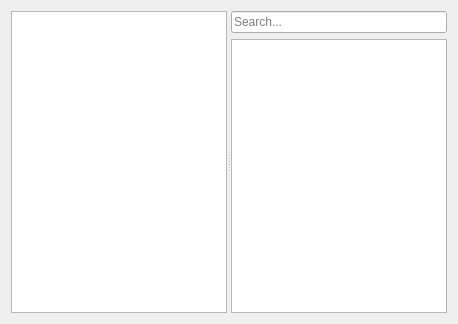
The window that game-specific/Shattered Memories/ScriptEditor/ui/CentralWidget.ui (mbystryantsev/consolgames-tools) describes before a commit, drawn with Qt 5.
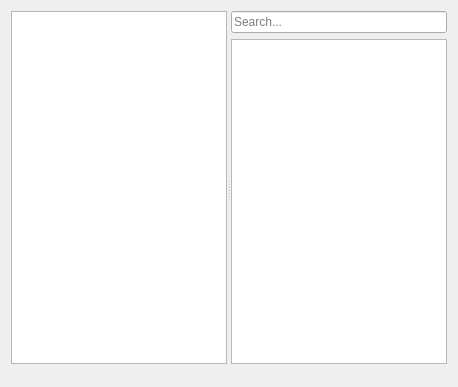
The same window after the commit.

The edit to the form file:
```diff
--- a/game-specific/Shattered Memories/ScriptEditor/ui/CentralWidget.ui
+++ b/game-specific/Shattered Memories/ScriptEditor/ui/CentralWidget.ui
@@ -7,13 +7,19 @@
     <x>0</x>
     <y>0</y>
     <width>458</width>
-    <height>324</height>
+    <height>387</height>
    </rect>
   </property>
   <property name="windowTitle">
    <string>Form</string>
   </property>
-  <layout class="QHBoxLayout" name="horizontalLayout">
+  <layout class="QVBoxLayout" name="verticalLayout_2" stretch="1,0">
+   <property name="spacing">
+    <number>3</number>
+   </property>
+   <property name="bottomMargin">
+    <number>6</number>
+   </property>
    <item>
     <widget class="QSplitter" name="splitter">
      <property name="orientation">
@@ -55,6 +61,16 @@
      </widget>
     </widget>
    </item>
+   <item>
+    <widget class="QLabel" name="statusLabel">
+     <property name="text">
+      <string/>
+     </property>
+     <property name="alignment">
+      <set>Qt::AlignRight|Qt::AlignTrailing|Qt::AlignVCenter</set>
+     </property>
+    </widget>
+   </item>
   </layout>
  </widget>
  <resources/>
```
